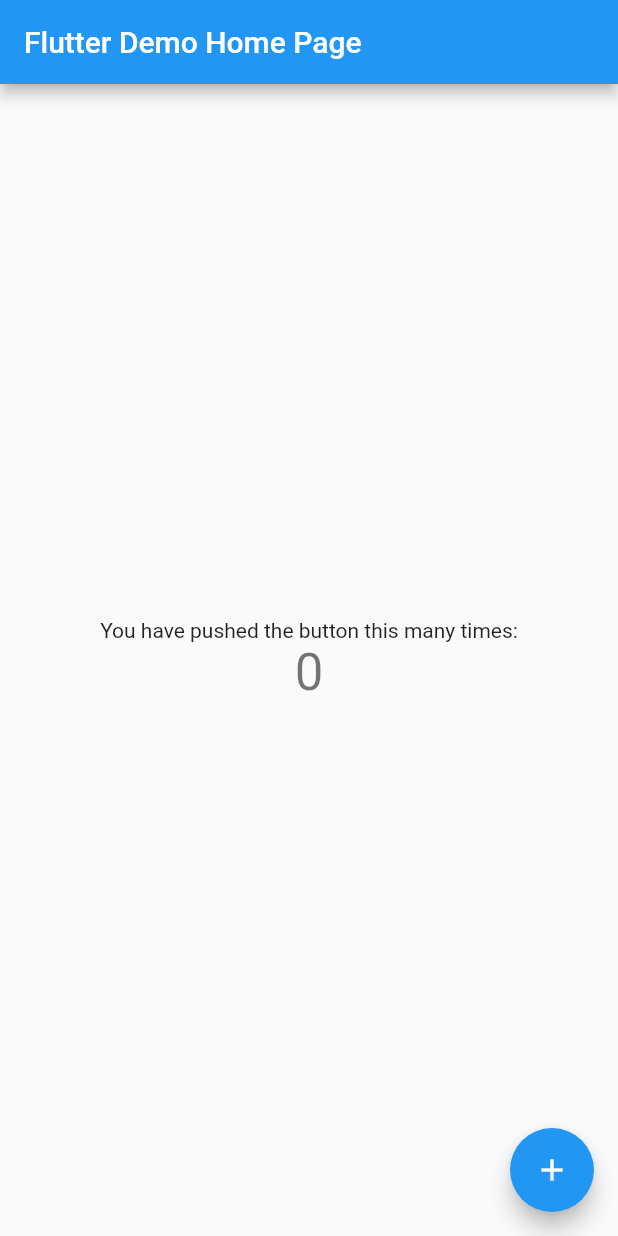
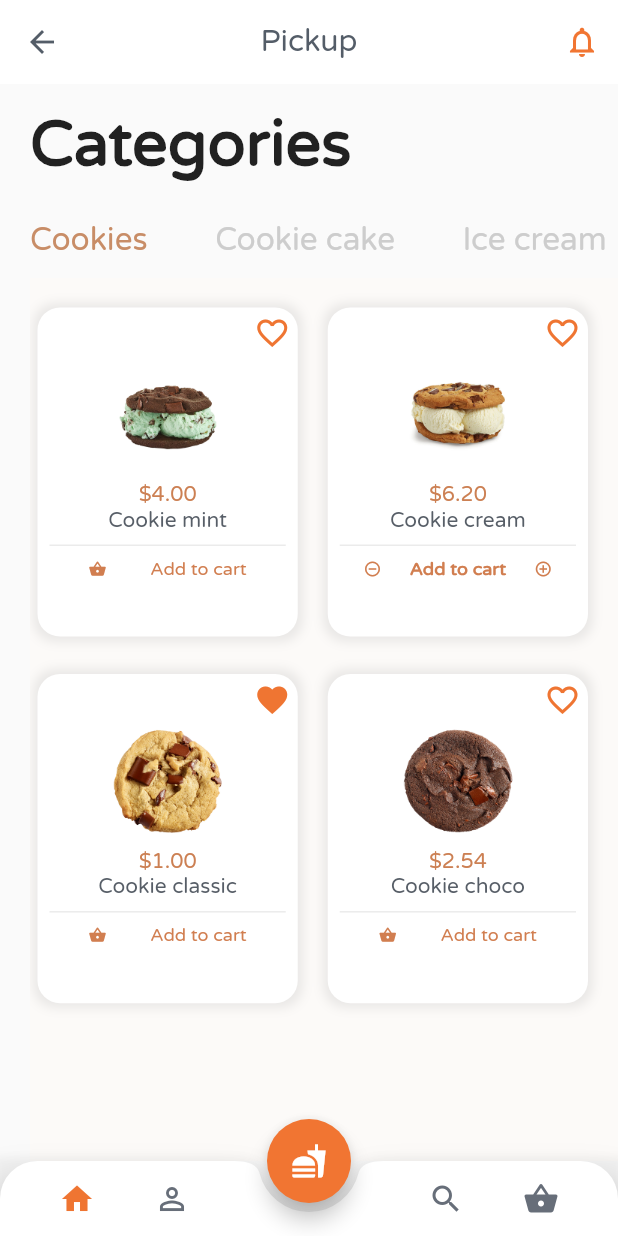
Before and after one commit to Finfrenchs/cookstore_app, a Flutter app: the screen it shows after launch, on a phone screen of 412 x 824 dp. Run offline on Flutter 3.47's test engine with Material 2 defaults, Android fonts, the phone set to English and light mode, and no system bars.

Commit message:
Add dashboard, cookie deatail, bottom nav bar

```diff
--- a/cook_store_app/lib/main.dart
+++ b/cook_store_app/lib/main.dart
@@ -1,3 +1,4 @@
+import 'package:cook_store_app/pages/dashboard.dart';
 import 'package:flutter/material.dart';
 
 void main() {
@@ -11,105 +12,9 @@ class MyApp extends StatelessWidget {
   @override
   Widget build(BuildContext context) {
     return MaterialApp(
-      title: 'Flutter Demo',
-      theme: ThemeData(
-        // This is the theme of your application.
-        //
-        // Try running your application with "flutter run". You'll see the
-        // application has a blue toolbar. Then, without quitting the app, try
-        // changing the primarySwatch below to Colors.green and then invoke
-        // "hot reload" (press "r" in the console where you ran "flutter run",
-        // or simply save your changes to "hot reload" in a Flutter IDE).
-        // Notice that the counter didn't reset back to zero; the application
-        // is not restarted.
-        primarySwatch: Colors.blue,
-      ),
-      home: const MyHomePage(title: 'Flutter Demo Home Page'),
+      title: 'Cookie Store App',
+      debugShowCheckedModeBanner: false,
+      home: HomePage(),
     );
   }
 }
-
-class MyHomePage extends StatefulWidget {
-  const MyHomePage({Key? key, required this.title}) : super(key: key);
-
-  // This widget is the home page of your application. It is stateful, meaning
-  // that it has a State object (defined below) that contains fields that affect
-  // how it looks.
-
-  // This class is the configuration for the state. It holds the values (in this
-  // case the title) provided by the parent (in this case the App widget) and
-  // used by the build method of the State. Fields in a Widget subclass are
-  // always marked "final".
-
-  final String title;
-
-  @override
-  State<MyHomePage> createState() => _MyHomePageState();
-}
-
-class _MyHomePageState extends State<MyHomePage> {
-  int _counter = 0;
-
-  void _incrementCounter() {
-    setState(() {
-      // This call to setState tells the Flutter framework that something has
-      // changed in this State, which causes it to rerun the build method below
-      // so that the display can reflect the updated values. If we changed
-      // _counter without calling setState(), then the build method would not be
-      // called again, and so nothing would appear to happen.
-      _counter++;
-    });
-  }
-
-  @override
-  Widget build(BuildContext context) {
-    // This method is rerun every time setState is called, for instance as done
-    // by the _incrementCounter method above.
-    //
-    // The Flutter framework has been optimized to make rerunning build methods
-    // fast, so that you can just rebuild anything that needs updating rather
-    // than having to individually change instances of widgets.
-    return Scaffold(
-      appBar: AppBar(
-        // Here we take the value from the MyHomePage object that was created by
-        // the App.build method, and use it to set our appbar title.
-        title: Text(widget.title),
-      ),
-      body: Center(
-        // Center is a layout widget. It takes a single child and positions it
-        // in the middle of the parent.
-        child: Column(
-          // Column is also a layout widget. It takes a list of children and
-          // arranges them vertically. By default, it sizes itself to fit its
-          // children horizontally, and tries to be as tall as its parent.
-          //
-          // Invoke "debug painting" (press "p" in the console, choose the
-          // "Toggle Debug Paint" action from the Flutter Inspector in Android
-          // Studio, or the "Toggle Debug Paint" command in Visual Studio Code)
-          // to see the wireframe for each widget.
-          //
-          // Column has various properties to control how it sizes itself and
-          // how it positions its children. Here we use mainAxisAlignment to
-          // center the children vertically; the main axis here is the vertical
-          // axis because Columns are vertical (the cross axis would be
-          // horizontal).
-          mainAxisAlignment: MainAxisAlignment.center,
-          children: <Widget>[
-            const Text(
-              'You have pushed the button this many times:',
-            ),
-            Text(
-              '$_counter',
-              style: Theme.of(context).textTheme.headline4,
-            ),
-          ],
-        ),
-      ),
-      floatingActionButton: FloatingActionButton(
-        onPressed: _incrementCounter,
-        tooltip: 'Increment',
-        child: const Icon(Icons.add),
-      ), // This trailing comma makes auto-formatting nicer for build methods.
-    );
-  }
-}
--- /dev/null
+++ b/cook_store_app/lib/pages/bottom_bar.dart
@@ -0,0 +1,48 @@
+import 'package:flutter/material.dart';
+
+class BottomBar extends StatelessWidget {
+  const BottomBar({Key? key}) : super(key: key);
+
+  @override
+  Widget build(BuildContext context) {
+    return BottomAppBar(
+        shape: CircularNotchedRectangle(),
+        notchMargin: 6.0,
+        color: Colors.transparent,
+        elevation: 9.0,
+        clipBehavior: Clip.antiAlias,
+        child: Container(
+          height: 50.0,
+          decoration: BoxDecoration(
+              borderRadius: BorderRadius.only(
+                  topLeft: Radius.circular(25.0),
+                  topRight: Radius.circular(25.0)),
+              color: Colors.white),
+          child: Row(
+            mainAxisAlignment: MainAxisAlignment.spaceBetween,
+            children: <Widget>[
+              Container(
+                  height: 50.0,
+                  width: MediaQuery.of(context).size.width / 2 - 40.0,
+                  child: Row(
+                    mainAxisAlignment: MainAxisAlignment.spaceEvenly,
+                    children: <Widget>[
+                      Icon(Icons.home, color: Color(0xFFEF7532)),
+                      Icon(Icons.person_outline, color: Color(0xFF676E79))
+                    ],
+                  )),
+              Container(
+                  height: 50.0,
+                  width: MediaQuery.of(context).size.width / 2 - 40.0,
+                  child: Row(
+                    mainAxisAlignment: MainAxisAlignment.spaceEvenly,
+                    children: <Widget>[
+                      Icon(Icons.search, color: Color(0xFF676E79)),
+                      Icon(Icons.shopping_basket, color: Color(0xFF676E79))
+                    ],
+                  )),
+            ],
+          ),
+        ));
+  }
+}
--- /dev/null
+++ b/cook_store_app/lib/pages/cookie_detail.dart
@@ -0,0 +1,128 @@
+import 'package:cook_store_app/pages/bottom_bar.dart';
+import 'package:flutter/material.dart';
+
+class CookieDetail extends StatelessWidget {
+  final assetPath, cookieprice, cookiename;
+
+  CookieDetail({this.assetPath, this.cookieprice, this.cookiename});
+
+  @override
+  Widget build(BuildContext context) {
+    return Scaffold(
+      appBar: appbar(context),
+      body: ListView(
+        children: [
+          SizedBox(
+            height: 15.0,
+          ),
+          Padding(
+            padding: EdgeInsets.only(left: 20.0),
+            child: Text(
+              'Cookie',
+              style: TextStyle(
+                  fontFamily: 'Varela',
+                  fontSize: 42.0,
+                  fontWeight: FontWeight.bold,
+                  color: Color(0xFFF17532)),
+            ),
+          ),
+          SizedBox(
+            height: 15.0,
+          ),
+          Hero(
+              tag: assetPath,
+              child: Image.asset(
+                assetPath,
+                height: 150.0,
+                width: 100.0,
+                fit: BoxFit.contain,
+              )),
+          SizedBox(
+            height: 20.0,
+          ),
+          Center(
+            child: Text(cookieprice,
+                style: TextStyle(
+                    fontFamily: 'Varela',
+                    fontSize: 22.0,
+                    fontWeight: FontWeight.bold,
+                    color: Color(0xFFF17532))),
+          ),
+          SizedBox(height: 10.0),
+          Center(
+            child: Text(cookiename,
+                style: TextStyle(
+                    color: Color(0xFF575E67),
+                    fontFamily: 'Varela',
+                    fontSize: 24.0)),
+          ),
+          SizedBox(height: 20.0),
+          Center(
+            child: Container(
+              width: MediaQuery.of(context).size.width - 50.0,
+              child: Text(
+                  'Cold, creamy ice cream sandwiched between delicious deluxe cookies. Pick your favorite deluxe cookies and ice cream flavor.',
+                  textAlign: TextAlign.center,
+                  style: TextStyle(
+                      fontFamily: 'Varela',
+                      fontSize: 16.0,
+                      color: Color(0xFFB4B8B9))),
+            ),
+          ),
+          SizedBox(
+            height: 20.0,
+          ),
+          Center(
+            child: Container(
+              width: MediaQuery.of(context).size.width - 50.0,
+              height: 50.0,
+              decoration: BoxDecoration(
+                  borderRadius: BorderRadius.circular(25.0),
+                  color: Color(0xFFF17532)),
+              child: Center(
+                child: Text(
+                  "Add to chart",
+                  style: TextStyle(
+                      fontFamily: 'Varela',
+                      fontSize: 14.0,
+                      fontWeight: FontWeight.bold,
+                      color: Colors.white),
+                ),
+              ),
+            ),
+          )
+        ],
+      ),
+      floatingActionButton: FloatingActionButton(
+        onPressed: () {},
+        backgroundColor: Color(0xFFF17532),
+        child: Icon(Icons.fastfood),
+      ),
+      floatingActionButtonLocation: FloatingActionButtonLocation.centerDocked,
+      bottomNavigationBar: BottomBar(),
+    );
+  }
+
+  AppBar appbar(BuildContext context) {
+    return AppBar(
+      backgroundColor: Colors.white,
+      elevation: 0.0,
+      centerTitle: true,
+      leading: IconButton(
+        icon: Icon(Icons.arrow_back, color: Color(0xFF545D68)),
+        onPressed: () {
+          Navigator.of(context).pop();
+        },
+      ),
+      title: Text('Pickup',
+          style: TextStyle(
+              fontFamily: 'Varela', fontSize: 20.0, color: Color(0xFF545D68))),
+      actions: <Widget>[
+        IconButton(
+          icon: Icon(Icons.notifications_none, color: Color(0xFF545D68)),
+          onPressed: () {},
+        ),
+      ],
+    );
+  }
+}
--- /dev/null
+++ b/cook_store_app/lib/pages/cookie_page.dart
@@ -0,0 +1,159 @@
+import 'package:cook_store_app/pages/cookie_detail.dart';
+import 'package:flutter/material.dart';
+
+class CookiePage extends StatelessWidget {
+  const CookiePage({Key? key}) : super(key: key);
+
+  @override
+  Widget build(BuildContext context) {
+    return Scaffold(
+      backgroundColor: Color(0xFFFCFAF8),
+      body: ListView(
+        children: <Widget>[
+          SizedBox(
+            height: 15.0,
+          ),
+          Container(
+            padding: EdgeInsets.only(right: 15.0),
+            width: MediaQuery.of(context).size.width - 30.0,
+            height: MediaQuery.of(context).size.height - 50.0,
+            child: GridView.count(
+              crossAxisCount: 2,
+              primary: false,
+              crossAxisSpacing: 10.0,
+              mainAxisSpacing: 15.0,
+              childAspectRatio: 0.8,
+              children: <Widget>[
+                _buildCard('Cookie mint', '\$4.00', 'assets/cookiemint.jpg',
+                    false, false, context),
+                _buildCard('Cookie cream', '\$6.20', 'assets/cookiecream.jpg',
+                    true, false, context),
+                _buildCard('Cookie classic', '\$1.00',
+                    'assets/cookieclassic.jpg', false, true, context),
+                _buildCard('Cookie choco', '\$2.54', 'assets/cookiechoco.jpg',
+                    false, false, context),
+              ],
+            ),
+          ),
+          SizedBox(
+            height: 15.0,
+          )
+        ],
+      ),
+    );
+  }
+
+  Widget _buildCard(String name, String price, String imgPath, bool added,
+      bool isFavorite, context) {
+    return Padding(
+      padding: EdgeInsets.fromLTRB(5.0, 5.0, 5.0, 5.0),
+      child: InkWell(
+        onTap: () {
+          Navigator.of(context).push(MaterialPageRoute(
+              builder: (context) => CookieDetail(
+                    assetPath: imgPath,
+                    cookiename: name,
+                    cookieprice: price,
+                  )));
+        },
+        child: Container(
+          decoration: BoxDecoration(
+              borderRadius: BorderRadius.circular(15.0),
+              boxShadow: [
+                BoxShadow(
+                    color: Colors.grey.withOpacity(0.2),
+                    spreadRadius: 3.0,
+                    blurRadius: 5.0)
+              ],
+              color: Colors.white),
+          child: Column(
+            children: <Widget>[
+              Padding(
+                padding: EdgeInsets.all(5.0),
+                child: Row(
+                  mainAxisAlignment: MainAxisAlignment.end,
+                  children: [
+                    isFavorite
+                        ? Icon(Icons.favorite, color: Color(0xFFEF7532))
+                        : Icon(Icons.favorite_border, color: Color(0xFFEF7532))
+                  ],
+                ),
+              ),
+              Hero(
+                  tag: imgPath,
+                  child: Container(
+                    height: 75.0,
+                    width: 75.0,
+                    decoration: BoxDecoration(
+                        image: DecorationImage(
+                            image: AssetImage(imgPath), fit: BoxFit.contain)),
+                  )),
+              SizedBox(
+                height: 7.0,
+              ),
+              Text(
+                price,
+                style: TextStyle(
+                    color: Color(0xFFCC8053),
+                    fontFamily: 'Varela',
+                    fontSize: 14.0),
+              ),
+              Text(
+                name,
+                style: TextStyle(
+                    color: Color(0xFF575E67),
+                    fontFamily: 'Varela',
+                    fontSize: 14.0),
+              ),
+              Padding(
+                  padding: EdgeInsets.all(8.0),
+                  child: Container(color: Color(0xFFEBEBEB), height: 1.0)),
+              Padding(
+                padding: EdgeInsets.only(left: 5.0, right: 5.0),
+                child: Row(
+                  mainAxisAlignment: MainAxisAlignment.spaceEvenly,
+                  children: [
+                    if (!added) ...[
+                      Icon(
+                        Icons.shopping_basket,
+                        color: Color(0xFFD17E50),
+                        size: 12.0,
+                      ),
+                      Text(
+                        'Add to cart',
+                        style: TextStyle(
+                            fontFamily: 'Varela',
+                            color: Color(0xFFD17E50),
+                            fontSize: 12.0),
+                      )
+                    ],
+                    if (added) ...[
+                      Icon(
+                        Icons.remove_circle_outline,
+                        color: Color(0xFFD17E50),
+                        size: 12.0,
+                      ),
+                      Text(
+                        'Add to cart',
+                        style: TextStyle(
+                            fontFamily: 'Varela',
+                            color: Color(0xFFD17E50),
+                            fontWeight: FontWeight.bold,
+                            fontSize: 12.0),
+                      ),
+                      Icon(
+                        Icons.add_circle_outline,
+                        color: Color(0xFFD17E50),
+                        size: 12.0,
+                      )
+                    ],
+                  ],
+                ),
+              )
+            ],
+          ),
+        ),
+      ),
+    );
+  }
+}
--- /dev/null
+++ b/cook_store_app/lib/pages/dashboard.dart
@@ -0,0 +1,114 @@
+import 'package:cook_store_app/pages/bottom_bar.dart';
+import 'package:cook_store_app/pages/cookie_page.dart';
+import 'package:flutter/material.dart';
+
+class HomePage extends StatefulWidget {
+  const HomePage({Key? key}) : super(key: key);
+
+  @override
+  _HomePageState createState() => _HomePageState();
+}
+
+class _HomePageState extends State<HomePage>
+    with SingleTickerProviderStateMixin {
+  late TabController _tabController;
+
+  @override
+  void initState() {
+    _tabController = TabController(length: 3, vsync: this);
+    super.initState();
+  }
+
+  @override
+  Widget build(BuildContext context) {
+    return Scaffold(
+      appBar: appbar(),
+      body: ListView(
+        padding: EdgeInsets.only(left: 20.0),
+        children: <Widget>[
+          SizedBox(
+            height: 15.0,
+          ),
+          Text(
+            'Categories',
+            style: TextStyle(
+                fontFamily: 'Varela',
+                fontSize: 42.0,
+                fontWeight: FontWeight.bold),
+          ),
+          SizedBox(
+            height: 15.0,
+          ),
+          TabBar(
+              controller: _tabController,
+              indicatorColor: Colors.transparent,
+              labelColor: Color(0xFFC88D67),
+              isScrollable: true,
+              labelPadding: EdgeInsets.only(right: 45.0),
+              unselectedLabelColor: Color(0xFFCDCDCD),
+              tabs: [
+                Tab(
+                  child: Text(
+                    "Cookies",
+                    style: TextStyle(fontFamily: "Varela", fontSize: 21.0),
+                  ),
+                ),
+                Tab(
+                  child: Text(
+                    "Cookie cake",
+                    style: TextStyle(fontFamily: "Varela", fontSize: 21.0),
+                  ),
+                ),
+                Tab(
+                  child: Text(
+                    "Ice cream",
+                    style: TextStyle(fontFamily: "Varela", fontSize: 21.0),
+                  ),
+                ),
+              ]),
+          Container(
+            height: MediaQuery.of(context).size.height - 50.0,
+            width: double.infinity,
+            child: TabBarView(
+                controller: _tabController,
+                children: [CookiePage(), CookiePage(), CookiePage()]),
+          )
+        ],
+      ),
+      floatingActionButton: FloatingActionButton(
+        onPressed: () {},
+        backgroundColor: Color(0xFFF17532),
+        child: Icon(Icons.fastfood),
+      ),
+      floatingActionButtonLocation: FloatingActionButtonLocation.centerDocked,
+      bottomNavigationBar: BottomBar(),
+    );
+  }
+
+  AppBar appbar() {
+    return AppBar(
+      backgroundColor: Colors.white,
+      elevation: 0.0,
+      centerTitle: true,
+      leading: IconButton(
+          onPressed: () {},
+          icon: Icon(
+            Icons.arrow_back,
+            color: Color(0xFF545D68),
+          )),
+      title: Text(
+        'Pickup',
+        style: TextStyle(
+            fontFamily: 'Varela', fontSize: 20.0, color: Color(0xFF545D68)),
+      ),
+      actions: <Widget>[
+        IconButton(
+            onPressed: () {},
+            icon: Icon(
+              Icons.notifications_none,
+              color: Color(0xFFF17532),
+            ))
+      ],
+    );
+  }
+}
```
Also changed, not shown: cook_store_app/pubspec.yaml (+6 -6 lines), cook_store_app/assets/VarelaRound-Regular.ttf (added), cook_store_app/assets/cookiechoco.jpg (added), cook_store_app/assets/cookieclassic.jpg (added), cook_store_app/assets/cookiecream.jpg (added), cook_store_app/assets/cookiemint.jpg (added), cook_store_app/assets/cookievan.jpg (added), 1 other file.
